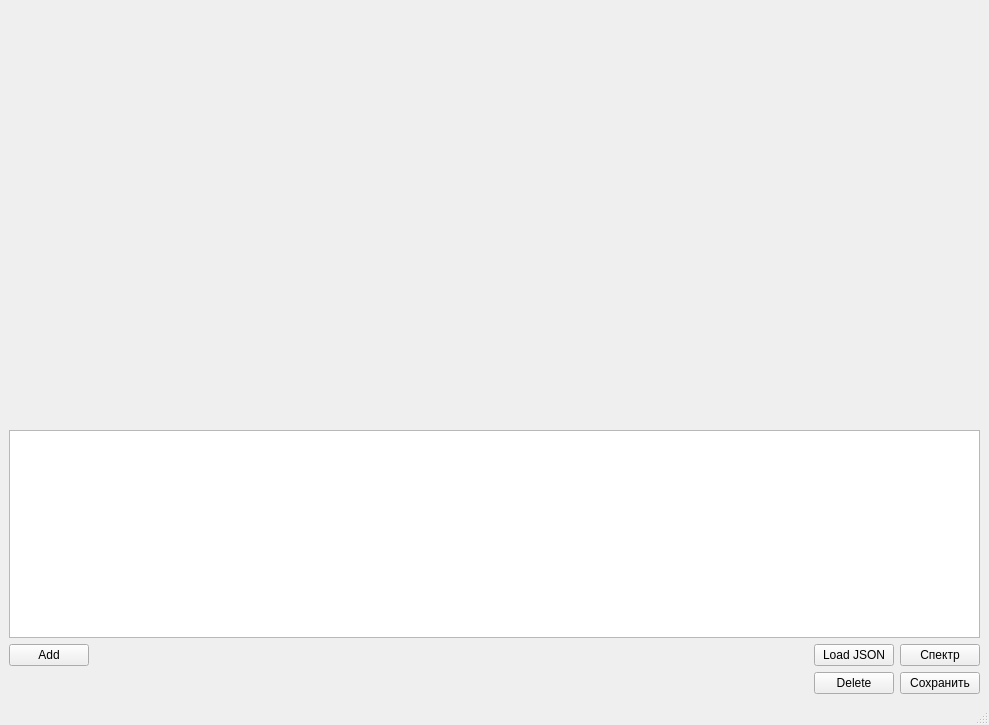
This is mainwindow.ui in migel1976/test_xpol as Qt 5 draws it before an edit. The edited form follows.
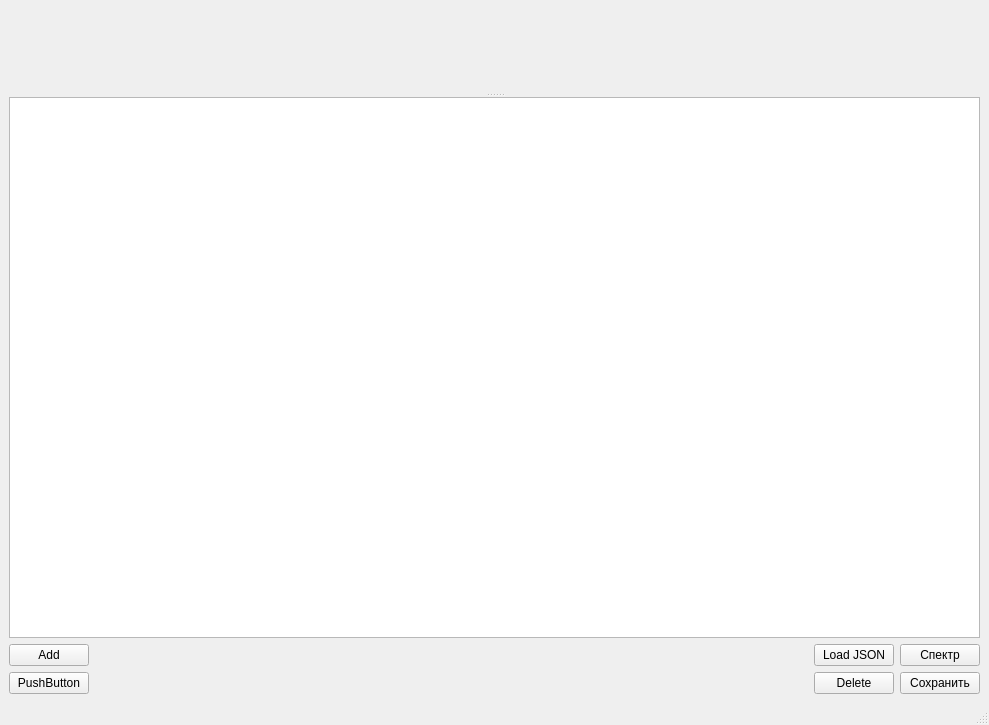
This is the edited form. Custom widgets are drawn as their Qt base class.

Patch:
```diff
--- a/mainwindow.ui
+++ b/mainwindow.ui
@@ -16,8 +16,8 @@
   <widget class="QWidget" name="centralwidget">
    <layout class="QVBoxLayout" name="verticalLayout">
     <item>
-     <layout class="QGridLayout" name="gridLayout" rowstretch="4,2,1">
-      <item row="2" column="0">
+     <layout class="QGridLayout" name="gridLayout" rowstretch="4,0">
+      <item row="1" column="0">
        <layout class="QGridLayout" name="gridLayout_2">
         <item row="2" column="2">
          <widget class="QPushButton" name="btnDeleteReport">
@@ -67,13 +67,23 @@
           </property>
          </widget>
         </item>
+        <item row="2" column="0">
+         <widget class="QPushButton" name="pushButton">
+          <property name="text">
+           <string>PushButton</string>
+          </property>
+         </widget>
+        </item>
        </layout>
       </item>
-      <item row="1" column="0">
-       <widget class="QTableView" name="tableView"/>
-      </item>
       <item row="0" column="0">
-       <widget class="QwtPlot" name="qwtPlot"/>
+       <widget class="QSplitter" name="splitter">
+        <property name="orientation">
+         <enum>Qt::Vertical</enum>
+        </property>
+        <widget class="QwtPlot" name="qwtPlot"/>
+        <widget class="QTableView" name="tableView"/>
+       </widget>
       </item>
      </layout>
     </item>
```
